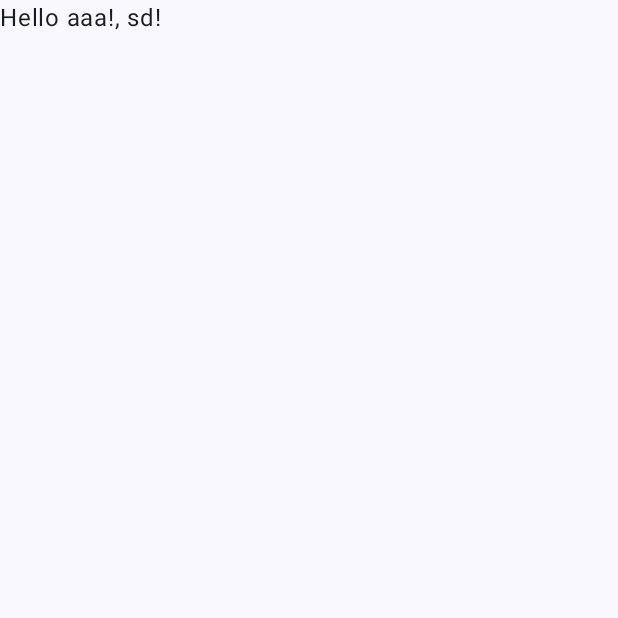
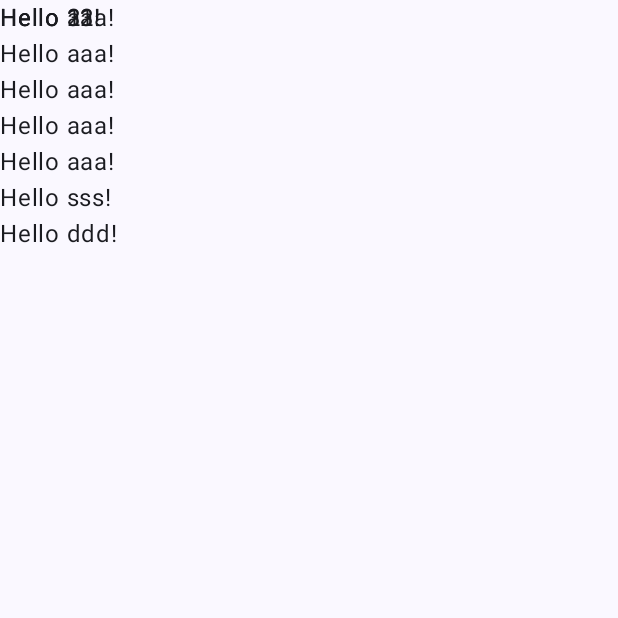
Before and after one commit to MiquelENTI/Android_UI, an Android app built with Jetpack Compose: the screen it shows after launch (MainActivity), on a phone screen of 412 x 824 dp, the top half of it. Before the commit the part shown is almost empty. Run offline under Robolectric (Android 15) with nearby library versions, the phone set to English and light mode, and no system bars.

```diff
--- a/app/src/main/java/com/example/apuntesclassecdi/MainActivity.kt
+++ b/app/src/main/java/com/example/apuntesclassecdi/MainActivity.kt
@@ -2,15 +2,20 @@ package com.example.apuntesclassecdi
 
 import android.os.Bundle
 import android.util.Log
+import android.widget.Space
 import androidx.activity.ComponentActivity
 import androidx.activity.compose.setContent
+import androidx.compose.foundation.layout.Column
+import androidx.compose.foundation.layout.Spacer
 import androidx.compose.foundation.layout.fillMaxSize
+import androidx.compose.foundation.layout.height
 import androidx.compose.material3.MaterialTheme
 import androidx.compose.material3.Surface
 import androidx.compose.material3.Text
 import androidx.compose.runtime.Composable
 import androidx.compose.ui.Modifier
 import androidx.compose.ui.tooling.preview.Preview
+import androidx.compose.ui.unit.dp
 import com.example.apuntesclassecdi.ui.theme.ApuntesClasseCDITheme
 
 class MainActivity : ComponentActivity() {
@@ -19,8 +24,24 @@ class MainActivity : ComponentActivity() {
         setContent {
             ApuntesClasseCDITheme {
                 // A surface container using the 'background' color from the theme
-                Surface(modifier = Modifier.fillMaxSize(), color = MaterialTheme.colorScheme.background) {
-                    PrintToScreen("aaa", "sd")
+                Surface(modifier = Modifier.fillMaxSize(),
+                    color = MaterialTheme.colorScheme.background) {
+                    Column() {
+                        for (i in 1 .. 5)
+                        {
+                            PrintToScreen("aaa")
+                        }
+                        PrintToScreen("sss")
+                        PrintToScreen("ddd")
+                    }
+                    Spacer(modifier = Modifier.height(16.dp))
+
+                    val names = listOf("11", "22", "33")
+
+                    for (name in names)
+                    {
+                        PrintToScreen(name)
+                    }
                 }
             }
         }
@@ -28,40 +49,9 @@ class MainActivity : ComponentActivity() {
 }
 
 @Composable
-fun PrintToScreen(name: String?, name2: String?, modifier: Modifier = Modifier) {
-
-//    val name = name ?: "Pepe"; // Assignacion por defecto
-
-    val name = name ?: run {
-        Log.e("Null Error", "Name is null")
-        return
-    }
-
-    val name2 = name2 ?: run {
-        Log.e("Null Error", "Name2 is null")
-        return
-    }
-
+fun PrintToScreen(name: String, modifier: Modifier = Modifier) {
     Text(
-        text = "Hello ${name}!, ${name2}!",
+        text = "Hello ${name}!",
         modifier = modifier
     )
-
-    /*name?.let { name ->
-        name2?.let { name2 ->
-            Text(
-                text = "Hello ${name}!, ${name2}!",
-                modifier = modifier
-            )
-        } ?: run {
-            Log.e("Null Error", "Name2 is null")
-        }
-    } ?: run {
-        Log.e("Null Error", "Name is null")
-        /*Text(
-            text = "Hello is null",
-            modifier = modifier
-        )*/
-    }*/
-
 }
```
